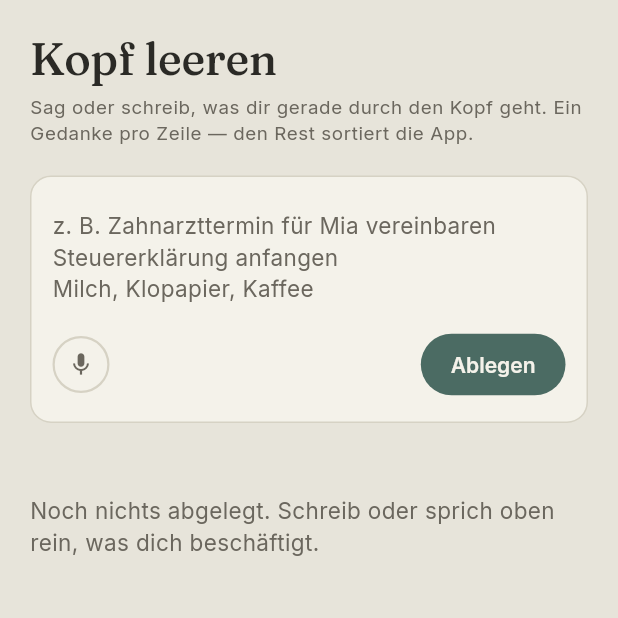
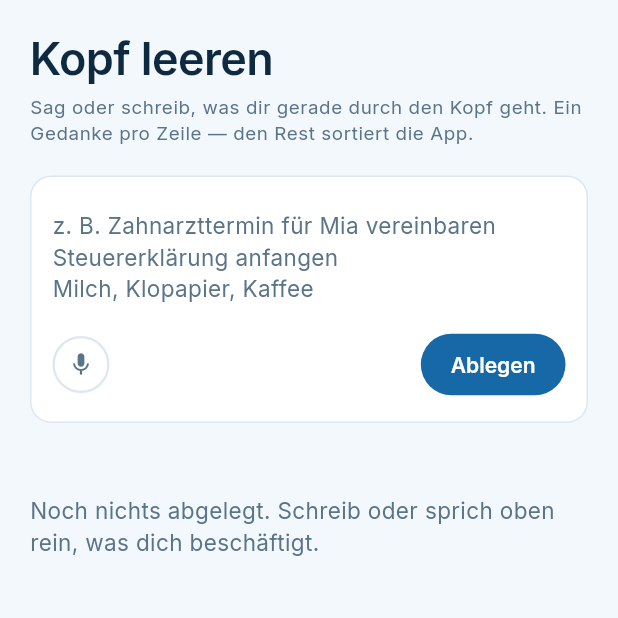
Before and after one commit to ngsgg58794-lab/Kopfleeren, a Flutter app: the screen it shows after launch, on a phone screen of 412 x 824 dp, the top half of it. Run offline on Flutter 3.47's test engine with Material 3 defaults, Android fonts, the phone set to English and light mode, and no system bars; our stand-ins replace google_fonts, shared_preferences, speech_to_text.

Commit message:
Design auf Meeresblau/Weiß umgestellt
- Theme-Farben hell/dunkel auf Meeresblau und Weiß
- Überschriften in Inter statt Fraunces (klarer, moderner)
- App-Icon: Blauverlauf, weißer Kopf mit Welle

Co-Authored-By: Claude Opus 5.5 <noreply@anthropic.com>
Claude-Session: https://claude.ai/code/session_01L4Eyd19rRvrTV8oP4s6jtu

```diff
--- a/lib/main.dart
+++ b/lib/main.dart
@@ -22,14 +22,14 @@ class KopfLeerenApp extends StatelessWidget {
   ThemeData _buildTheme(Brightness brightness) {
     final isDark = brightness == Brightness.dark;
 
-    final bg = isDark ? const Color(0xFF1D1C19) : const Color(0xFFE7E4DA);
-    final surface = isDark ? const Color(0xFF26241F) : const Color(0xFFF4F2EA);
-    final ink = isDark ? const Color(0xFFECE8DD) : const Color(0xFF2B2A26);
-    final outline = isDark ? const Color(0xFF9B968A) : const Color(0xFF6B675E);
-    final accent = isDark ? const Color(0xFF7FA89C) : const Color(0xFF4B6B63);
-    final onAccent = isDark ? const Color(0xFF16211D) : const Color(0xFFF4F2EA);
-    final danger = isDark ? const Color(0xFFC97256) : const Color(0xFFA8543F);
-    final divider = isDark ? const Color(0xFF3A372F) : const Color(0xFFD6D2C4);
+    final bg = isDark ? const Color(0xFF0B1B2A) : const Color(0xFFF3F8FC);
+    final surface = isDark ? const Color(0xFF12283D) : const Color(0xFFFFFFFF);
+    final ink = isDark ? const Color(0xFFE8F1F8) : const Color(0xFF0E2A40);
+    final outline = isDark ? const Color(0xFF8AA6BD) : const Color(0xFF5A7489);
+    final accent = isDark ? const Color(0xFF5DB2E3) : const Color(0xFF1668A6);
+    final onAccent = isDark ? const Color(0xFF06202F) : const Color(0xFFFFFFFF);
+    final danger = isDark ? const Color(0xFFF07A86) : const Color(0xFFC9424F);
+    final divider = isDark ? const Color(0xFF1F3B55) : const Color(0xFFDCE7F0);
 
     final colorScheme = ColorScheme(
       brightness: brightness,
@@ -44,9 +44,9 @@ class KopfLeerenApp extends StatelessWidget {
       outline: outline,
     );
 
-    final headlineFont = GoogleFonts.fraunces(
-      fontWeight: FontWeight.w500,
-      letterSpacing: -0.2,
+    final headlineFont = GoogleFonts.inter(
+      fontWeight: FontWeight.w600,
+      letterSpacing: -0.4,
     );
     final bodyFont = GoogleFonts.inter();
 
--- a/pubspec.yaml
+++ b/pubspec.yaml
@@ -23,7 +23,7 @@ dev_dependencies:
 flutter_launcher_icons:
   image_path: assets/icon/icon.png
   android: true
-  adaptive_icon_background: "#4B6B63"
+  adaptive_icon_background: assets/icon/icon_background.png
   adaptive_icon_foreground: assets/icon/icon_foreground.png
   ios: true
   remove_alpha_ios: true
```
Also changed, not shown: assets/icon/icon.png, assets/icon/icon.svg, assets/icon/icon_background.png (added), assets/icon/icon_foreground.png, 38 other files.
